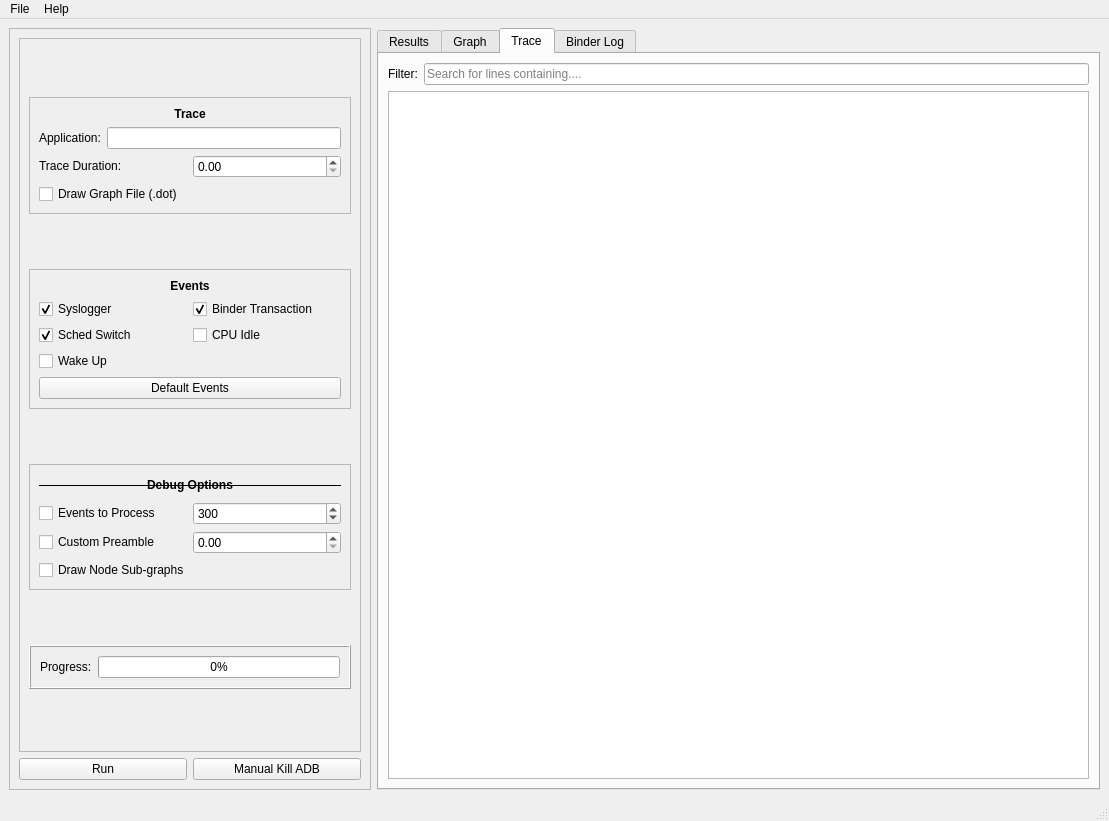
Old version of the form UI/MainInterface.ui in the repository alxhoff/BrezeFlow.
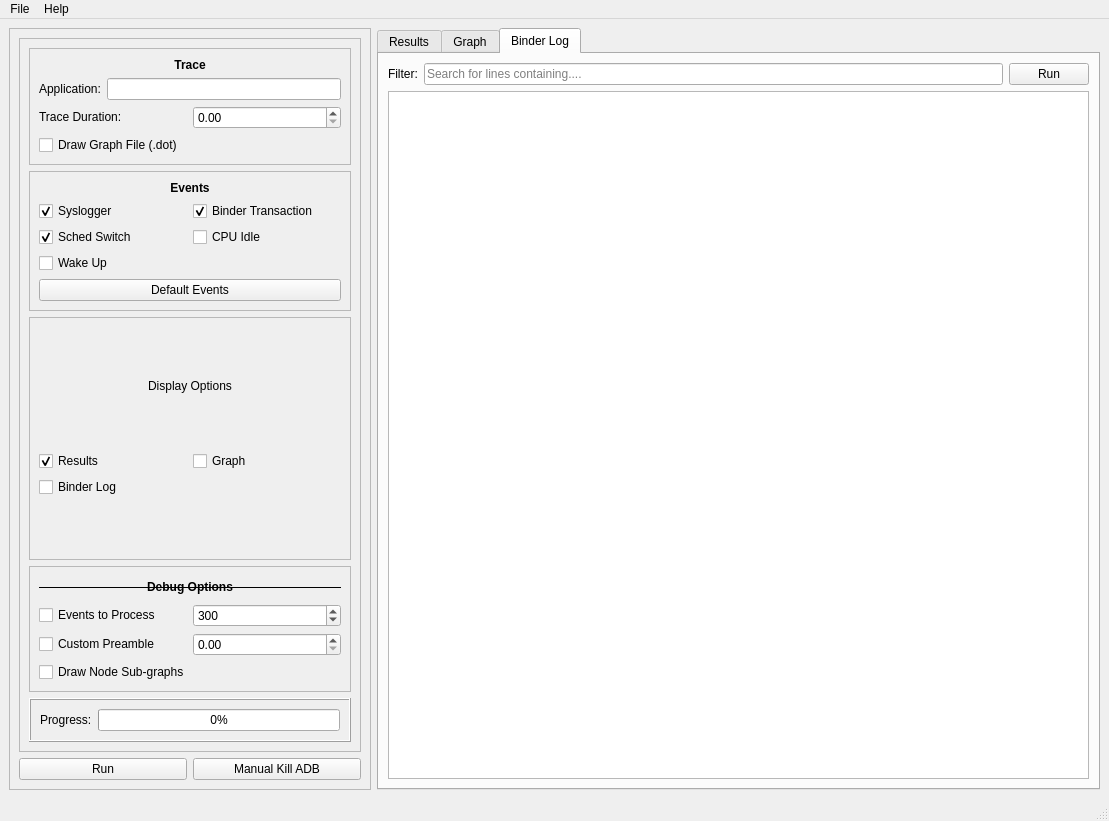
New version of the form. The open tabs and pages were chosen to show the change. Icons and pictures are not drawn.

The edit to the form file:
```diff
--- a/UI/MainInterface.ui
+++ b/UI/MainInterface.ui
@@ -41,7 +41,7 @@
             <x>0</x>
             <y>0</y>
             <width>332</width>
-            <height>684</height>
+            <height>692</height>
            </rect>
           </property>
           <layout class="QVBoxLayout" name="verticalLayout_2">
@@ -234,6 +234,62 @@
              </layout>
             </widget>
            </item>
+           <item>
+            <widget class="QFrame" name="frame_5">
+             <property name="frameShape">
+              <enum>QFrame::StyledPanel</enum>
+             </property>
+             <property name="frameShadow">
+              <enum>QFrame::Raised</enum>
+             </property>
+             <layout class="QVBoxLayout" name="verticalLayout_9">
+              <item>
+               <widget class="QLabel" name="label_9">
+                <property name="sizePolicy">
+                 <sizepolicy hsizetype="Preferred" vsizetype="Maximum">
+                  <horstretch>0</horstretch>
+                  <verstretch>0</verstretch>
+                 </sizepolicy>
+                </property>
+                <property name="text">
+                 <string>Display Options</string>
+                </property>
+                <property name="alignment">
+                 <set>Qt::AlignHCenter|Qt::AlignTop</set>
+                </property>
+               </widget>
+              </item>
+              <item>
+               <layout class="QGridLayout" name="gridLayout_2">
+                <item row="0" column="1">
+                 <widget class="QCheckBox" name="checkBoxDisplayGraph">
+                  <property name="text">
+                   <string>Graph</string>
+                  </property>
+                 </widget>
+                </item>
+                <item row="0" column="0">
+                 <widget class="QCheckBox" name="checkBoxDisplayResults">
+                  <property name="text">
+                   <string>Results</string>
+                  </property>
+                  <property name="checked">
+                   <bool>true</bool>
+                  </property>
+                 </widget>
+                </item>
+                <item row="1" column="0">
+                 <widget class="QCheckBox" name="checkBoxDisplayBinderLog">
+                  <property name="text">
+                   <string>Binder Log</string>
+                  </property>
+                 </widget>
+                </item>
+               </layout>
+              </item>
+             </layout>
+            </widget>
+           </item>
            <item>
             <widget class="QFrame" name="frameDebugOptions">
              <property name="sizePolicy">
@@ -399,52 +455,6 @@
         <string>Graph</string>
        </attribute>
       </widget>
-      <widget class="QWidget" name="tabTrace">
-       <attribute name="title">
-        <string>Trace</string>
-       </attribute>
-       <layout class="QVBoxLayout" name="verticalLayout_6">
-        <item>
-         <layout class="QHBoxLayout" name="horizontalLayout_9">
-          <item>
-           <widget class="QLabel" name="label_7">
-            <property name="sizePolicy">
-             <sizepolicy hsizetype="Preferred" vsizetype="Maximum">
-              <horstretch>0</horstretch>
-              <verstretch>0</verstretch>
-             </sizepolicy>
-            </property>
-            <property name="text">
-             <string>Filter:</string>
-            </property>
-            <property name="margin">
-             <number>20</number>
-            </property>
-           </widget>
-          </item>
-          <item>
-           <widget class="QLineEdit" name="lineEdit">
-            <property name="placeholderText">
-             <string>Search for lines containing....</string>
-            </property>
-           </widget>
-          </item>
-         </layout>
-        </item>
-        <item>
-         <widget class="QTextBrowser" name="textBrowserTrace">
-          <property name="lineWrapMode">
-           <enum>QTextEdit::WidgetWidth</enum>
-          </property>
-          <property name="source">
-           <url>
-            <string>file:///home/alxhoff/git/GitHub/Android-Energy-Debugger/test.log</string>
-           </url>
-          </property>
-         </widget>
-        </item>
-       </layout>
-      </widget>
       <widget class="QWidget" name="tabBinderLog">
        <attribute name="title">
         <string>Binder Log</string>
@@ -469,6 +479,13 @@
             </property>
            </widget>
           </item>
+          <item>
+           <widget class="QPushButton" name="pushButtonRunBinderFilter">
+            <property name="text">
+             <string>Run</string>
+            </property>
+           </widget>
+          </item>
          </layout>
         </item>
         <item>
```
Left out of the diff: 4 changed lines with no effect on the pictures.
